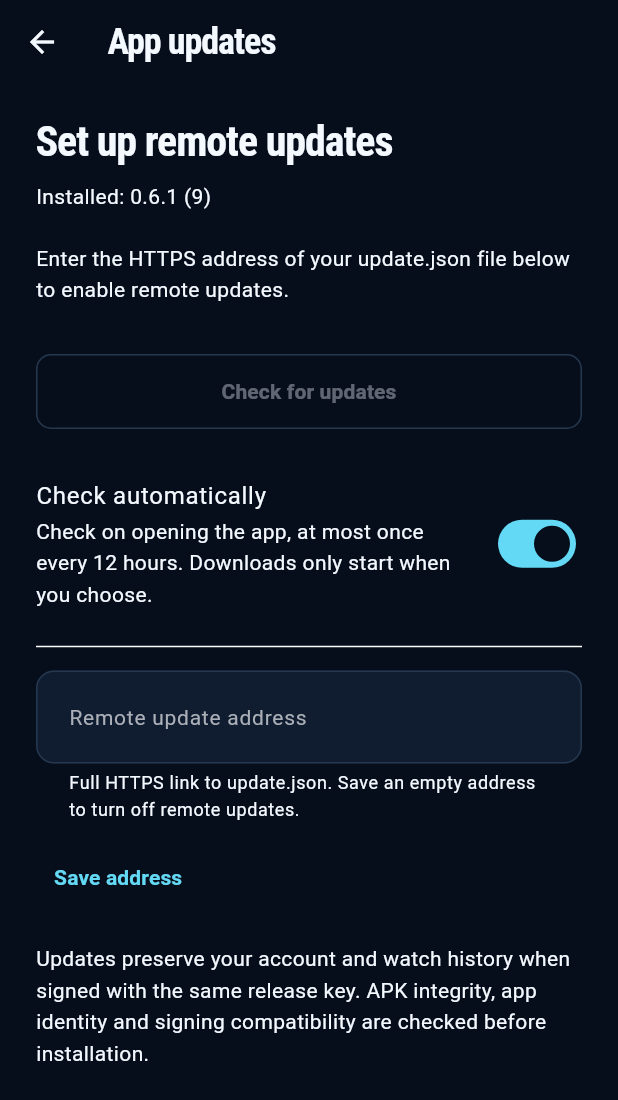
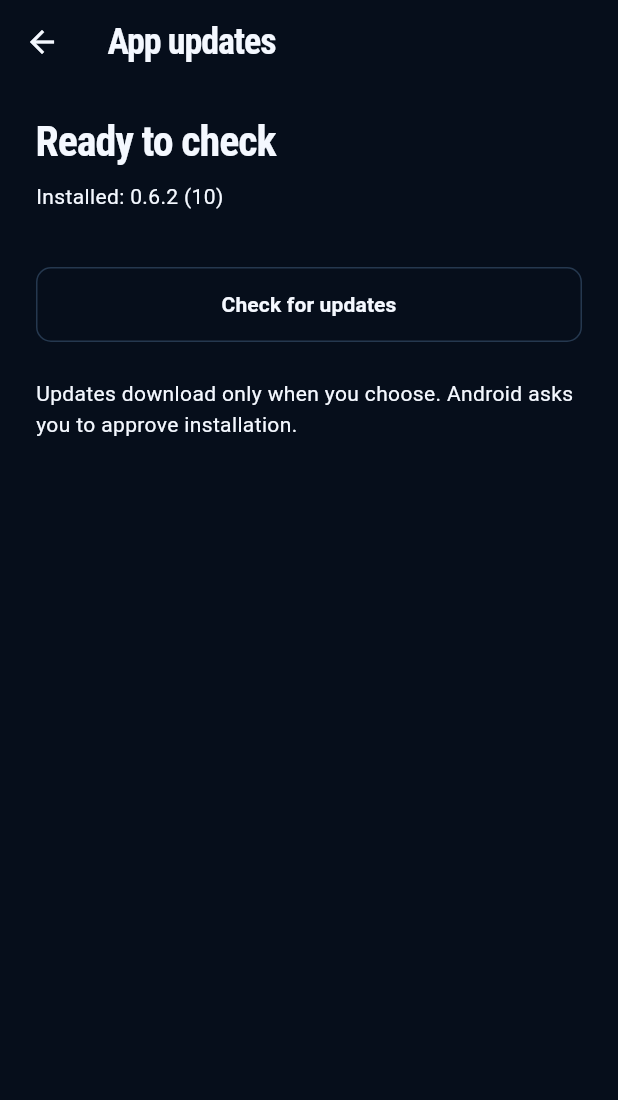
Before and after one commit to incredible2025/Panel1, a Flutter app: the screen it shows after launch, after a tap on "App updates", on a phone screen of 412 x 824 dp. Shown: the top 1100 px of the screen. Run offline on Flutter 3.47's test engine with Material 3 defaults, Android fonts, the phone set to English and light mode, and no system bars; our stand-ins replace flutter_riverpod, flutter_secure_storage, sqflite, video_player; missing offline and left inert: media_kit, media_kit_video; accounts and stored records are empty.

Commit message:
Embed the UltraVPN update endpoint and simplify update controls

```diff
--- a/lib/core/app_version.dart
+++ b/lib/core/app_version.dart
@@ -1 +1 @@
-const appVersion = '0.6.1 (9)';
+const appVersion = '0.6.2 (10)';
--- a/lib/core/update_controller.dart
+++ b/lib/core/update_controller.dart
@@ -30,9 +30,7 @@ class UpdateController extends ChangeNotifier {
   UpdateDevice? device;
   AppUpdate? update;
   UpdateStage stage = UpdateStage.idle;
-  String url = defaultUpdateUrl;
-  bool get configured => url.isNotEmpty;
-  bool automatic = true;
+  String get url => appUpdateManifestUrl;
   DateTime? lastCheck;
   String? error, _path;
   int received = 0;
@@ -50,11 +48,9 @@ class UpdateController extends ChangeNotifier {
   Future<void> _load() async {
     try {
       device = await platform.load();
-      url = remoteUpdateAddress(device!.url);
-      automatic = device!.automatic;
-      lastCheck = configured ? device!.lastCheck : null;
-      if (url != device!.url) {
-        await platform.preferences(url, automatic, lastCheck);
+      lastCheck = device!.url == url ? device!.lastCheck : null;
+      if (device!.url != url || !device!.automatic) {
+        await platform.preferences(url, true, lastCheck);
       }
     } catch (_) {
       _loading = null;
@@ -70,9 +66,7 @@ class UpdateController extends ChangeNotifier {
       final elapsed = lastCheck == null
           ? null
           : DateTime.now().difference(lastCheck!);
-      if (configured &&
-          automatic &&
-          !busy &&
+      if (!busy &&
           (elapsed == null ||
               elapsed.isNegative ||
               elapsed >= const Duration(hours: 12))) {
@@ -83,31 +77,6 @@ class UpdateController extends ChangeNotifier {
     }
   }
 
-  Future<bool> save(String value, bool enabled) async {
-    if (busy) return false;
-    try {
-      final next = value.trim().isEmpty ? '' : updateUri(value).toString();
-      await load();
-      final changed = next != url;
-      await platform.preferences(next, enabled, changed ? null : lastCheck);
-      url = next;
-      automatic = enabled;
-      if (changed) {
-        lastCheck = null;
-        update = null;
-        _path = null;
-        stage = UpdateStage.idle;
-      }
-      error = null;
-      _changed();
-      return true;
-    } catch (e) {
-      error = describe(e);
-      _changed();
-      return false;
-    }
-  }
-
   Future<void> check({bool quiet = false}) async {
     if (busy) return;
     stage = UpdateStage.checking;
@@ -115,11 +84,6 @@ class UpdateController extends ChangeNotifier {
     _changed();
     try {
       await load();
-      if (!configured) {
-        stage = UpdateStage.idle;
-        _changed();
-        return;
-      }
       final candidate = await transport.check(url);
       if (candidate.code > device!.code && candidate.minSdk > device!.sdk) {
         throw UpdateFailure(
@@ -128,7 +92,7 @@ class UpdateController extends ChangeNotifier {
       }
       // Throttle failed automatic attempts too, without claiming they succeeded.
       lastCheck = DateTime.now();
-      await platform.preferences(url, automatic, lastCheck);
+      await platform.preferences(url, true, lastCheck);
       update = candidate.code > device!.code ? candidate : null;
       _path = null;
       stage = update == null ? UpdateStage.current : UpdateStage.available;
@@ -138,7 +102,7 @@ class UpdateController extends ChangeNotifier {
       if (quiet) {
         lastCheck = DateTime.now();
         try {
-          await platform.preferences(url, automatic, lastCheck);
+          await platform.preferences(url, true, lastCheck);
         } catch (_) {
           /* Manual retry remains available. */
         }
--- a/lib/data/app_update.dart
+++ b/lib/data/app_update.dart
@@ -5,14 +5,7 @@ import 'dart:io';
 import 'package:crypto/crypto.dart';
 import 'package:flutter/services.dart';
 
-const defaultUpdateUrl = '';
-const _legacyUpdateUrl =
-    'https://github.com/incredible2025/Panel1/releases/latest/download/update.json';
-
-String remoteUpdateAddress(String value) {
-  final address = value.trim();
-  return address == _legacyUpdateUrl ? defaultUpdateUrl : address;
-}
+const appUpdateManifestUrl = 'https://ultra-vpn.store/dl/app/update.json';
 
 const maxApkBytes = 512 * 1024 * 1024;
 
@@ -136,7 +129,7 @@ class AndroidUpdatePlatform implements UpdatePlatform {
       code: value['code'] as int,
       sdk: value['sdk'] as int,
       directory: value['directory'] as String,
-      url: value['url'] as String? ?? defaultUpdateUrl,
+      url: value['url'] as String? ?? appUpdateManifestUrl,
       automatic: value['automatic'] as bool? ?? true,
       lastCheck: DateTime.tryParse(value['lastCheck'] as String? ?? ''),
     );
--- a/lib/features/app_updates_screen.dart
+++ b/lib/features/app_updates_screen.dart
@@ -11,7 +11,6 @@ class AppUpdatesScreen extends ConsumerStatefulWidget {
 }
 
 class _AppUpdatesScreenState extends ConsumerState<AppUpdatesScreen> {
-  final _address = TextEditingController();
   bool _loaded = false;
   @override
   void initState() {
@@ -25,7 +24,6 @@ class _AppUpdatesScreenState extends ConsumerState<AppUpdatesScreen> {
       }
       if (mounted) {
         setState(() {
-          _address.text = controller.url;
           _loaded = true;
         });
       }
@@ -33,18 +31,11 @@ class _AppUpdatesScreenState extends ConsumerState<AppUpdatesScreen> {
   }
 
   @override
-  void dispose() {
-    _address.dispose();
-    super.dispose();
-  }
-
-  @override
   Widget build(BuildContext context) {
     final c = ref.watch(updateControllerProvider);
     final update = c.update;
     final status = switch (c.stage) {
-      UpdateStage.idle =>
-        c.configured ? 'Ready to check' : 'Set up remote updates',
+      UpdateStage.idle => 'Ready to check',
       UpdateStage.checking => 'Checking for updates…',
       UpdateStage.current => 'You’re up to date',
       UpdateStage.available => 'A new version is available',
@@ -72,13 +63,6 @@ class _AppUpdatesScreenState extends ConsumerState<AppUpdatesScreen> {
                   'Last attempt: ${c.lastCheck!.toLocal().toString().split('.').first}',
                 ),
               const SizedBox(height: 20),
-              if (!c.configured && _loaded)
-                const Padding(
-                  padding: EdgeInsets.only(bottom: 16),
-                  child: Text(
-                    'Enter the HTTPS address of your update.json file below to enable remote updates.',
-                  ),
-                ),
               if (c.error != null)
                 Padding(
                   padding: const EdgeInsets.only(bottom: 16),
@@ -135,60 +119,14 @@ class _AppUpdatesScreenState extends ConsumerState<AppUpdatesScreen> {
                 ),
               const SizedBox(height: 16),
               OutlinedButton(
-                onPressed: c.busy || !_loaded || !c.configured
+                onPressed: c.busy || !_loaded
                     ? null
                     : () => c.check(),
                 child: const Text('Check for updates'),
               ),
               const SizedBox(height: 24),
-              SwitchListTile(
-                contentPadding: EdgeInsets.zero,
-                title: const Text('Check automatically'),
-                subtitle: const Text(
-                  'Check on opening the app, at most once every 12 hours. Downloads only start when you choose.',
-                ),
-                value: c.automatic,
-                onChanged: c.busy || !_loaded ? null : (v) => c.save(c.url, v),
-              ),
-              const Divider(height: 32),
-              TextField(
-                controller: _address,
-                enabled: !c.busy && _loaded,
-                keyboardType: TextInputType.url,
-                autocorrect: false,
-                decoration: const InputDecoration(
-                  labelText: 'Remote update address',
-                  hintText: 'https://yourdomain.com/updates/update.json',
-                  helperText:
-                      'Full HTTPS link to update.json. Save an empty address to turn off remote updates.',
-                  helperMaxLines: 3,
-                ),
-              ),
-              const SizedBox(height: 12),
-              Wrap(
-                spacing: 12,
-                children: [
-                  TextButton(
-                    onPressed: c.busy || !_loaded
-                        ? null
-                        : () async {
-                            if (await c.save(_address.text, c.automatic) &&
-                                context.mounted) {
-                              _address.text = c.url;
-                              ScaffoldMessenger.of(context).showSnackBar(
-                                const SnackBar(
-                                  content: Text('Update address saved.'),
-                                ),
-                              );
-                            }
-                          },
-                    child: const Text('Save address'),
-                  ),
-                ],
-              ),
-              const SizedBox(height: 20),
               const Text(
-                'Updates preserve your account and watch history when signed with the same release key. APK integrity, app identity and signing compatibility are checked before installation.',
+                'Updates download only when you choose. Android asks you to approve installation.',
               ),
             ],
           ),
--- a/pubspec.yaml
+++ b/pubspec.yaml
@@ -1,7 +1,7 @@
 name: streamline_iptv
 description: A dual-mode Xtream Codes player for Android phones and Android TV.
 publish_to: none
-version: 0.6.1+9
+version: 0.6.2+10
 environment:
   sdk: '>=3.9.0 <4.0.0'
 dependencies:
```
Also changed, not shown: 5 other files.
